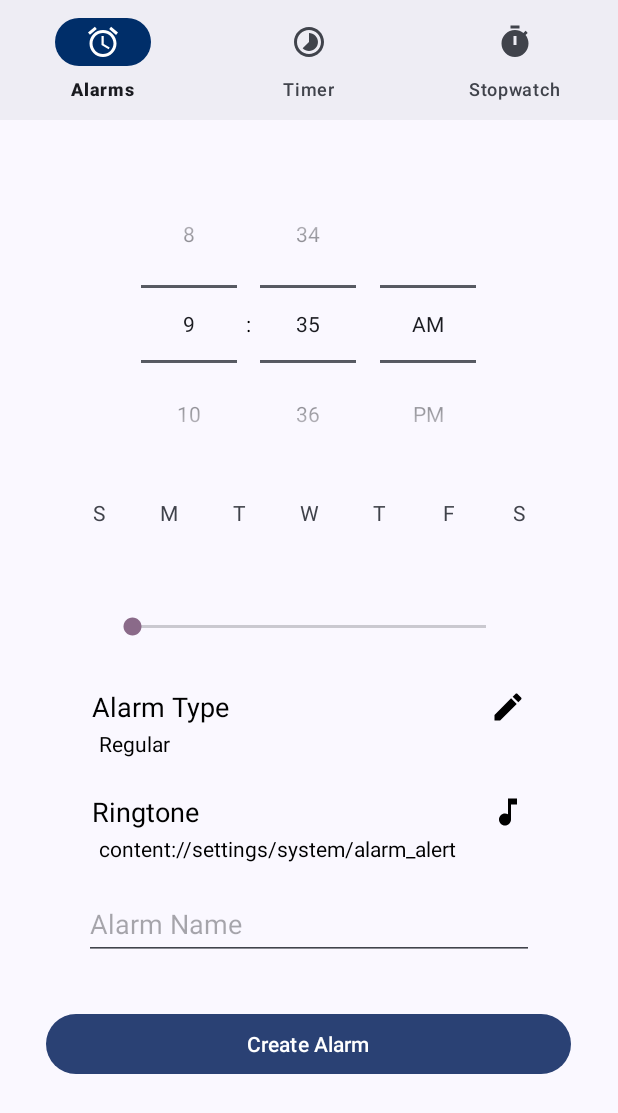
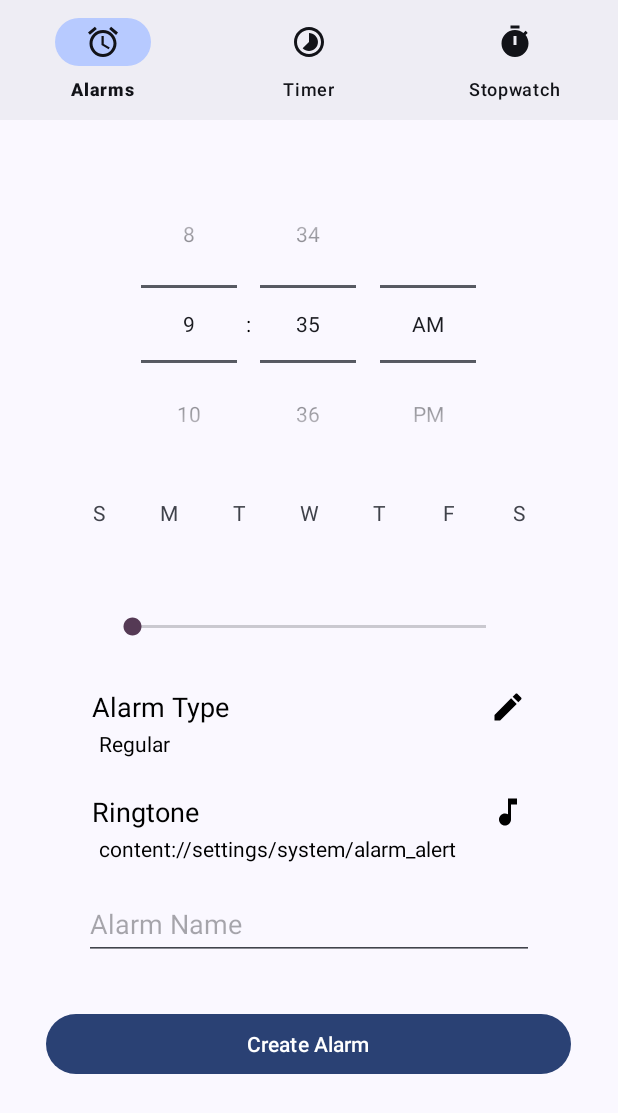
Before and after one commit to AlexF301/MyAlarm, an Android app: the screen it shows after launch (MainActivity), after a tap on "Add Alarm", on a phone screen of 412 x 824 dp. Shown: the top 1113 px of the screen. Run offline under Robolectric (Android 15) with nearby library versions, the phone set to English and light mode, and no system bars; our stand-ins replace Room's generated code.

Commit message:
Updated components to be have better color matching for dynamic color

```diff
--- a/app/src/main/java/com/android/myalarm/MainActivity.kt
+++ b/app/src/main/java/com/android/myalarm/MainActivity.kt
@@ -98,7 +98,6 @@ class MainActivity : AppCompatActivity() {
             }
 
             shouldShowRequestPermissionRationale(permission) -> {
-                Log.w("here", "here")
                 // In an educational UI, explain to the user why your app requires this
                 // permission for a specific feature to behave as expected, and what
                 // features are disabled if it's declined.
@@ -117,7 +116,6 @@ class MainActivity : AppCompatActivity() {
             }
 
             else -> {
-                Log.w("here", "here2")
                 // Directly ask for the permission.
                 // The registered ActivityResultCallback gets the result of this request.
                 requestPermissionLauncher.launch(permission)
--- a/app/src/main/res/drawable/button_selector_background.xml
+++ b/app/src/main/res/drawable/button_selector_background.xml
@@ -3,7 +3,7 @@
     android:color="@color/light_gray">
     <item android:id="@android:id/mask">
         <shape android:shape="oval">
-            <solid android:color="?attr/colorOnPrimaryContainer"/>
+            <solid android:color="?attr/colorPrimary"/>
         </shape>
     </item>
     <item>
--- a/app/src/main/res/drawable/day_selected_text_color.xml
+++ b/app/src/main/res/drawable/day_selected_text_color.xml
@@ -4,5 +4,5 @@
         android:color="?attr/colorOnSurfaceVariant"/>
 
     <item android:state_checked="true"
-        android:color="?attr/colorOnPrimaryContainer" />
+        android:color="?attr/colorPrimary" />
 </selector>
--- a/app/src/main/res/drawable/day_selector_background.xml
+++ b/app/src/main/res/drawable/day_selector_background.xml
@@ -3,5 +3,5 @@
     android:shape="oval">
     <stroke
         android:width="1dp"
-        android:color="?attr/colorOnPrimaryContainer"/>
+        android:color="?attr/colorPrimary"/>
 </shape>
--- a/app/src/main/res/layout/activity_main.xml
+++ b/app/src/main/res/layout/activity_main.xml
@@ -14,6 +14,8 @@
         android:layout_gravity="bottom"
         android:layout_weight="0"
         app:itemActiveIndicatorStyle="@style/App.Custom.Indicator"
+        app:itemTextColor="?attr/colorSurfaceInverse"
+        app:itemIconTint="?attr/colorSurfaceInverse"
         app:menu="@menu/bottom_app_bar" />
 
     <androidx.fragment.app.FragmentContainerView
--- a/app/src/main/res/layout/alarm_item.xml
+++ b/app/src/main/res/layout/alarm_item.xml
@@ -41,7 +41,7 @@
                 android:layout_marginEnd="15dp"
                 android:layout_weight="0"
                 android:textAlignment="textEnd"
-                android:textColor="?attr/colorTertiaryContainer"
+                android:textColor="?attr/colorPrimary"
                 android:textSize="15sp"
                 tools:text="Regular"/>
 
@@ -62,7 +62,7 @@
             android:layout_marginEnd="10dp"
             android:layout_marginBottom="10dp"
             android:fontFamily="sans-serif-light"
-            android:textColor="?attr/colorTertiaryContainer"
+            android:textColor="?attr/colorPrimary"
             android:textSize="13sp"
             android:textStyle="italic"
             tools:text="Monday, Tuesday" />
--- a/app/src/main/res/layout/fragment_alarm.xml
+++ b/app/src/main/res/layout/fragment_alarm.xml
@@ -39,7 +39,7 @@
                 android:id="@+id/volume"
                 android:layout_width="268dp"
                 android:layout_height="42dp"
-                android:thumbTint="?attr/colorTertiaryContainer"
+                android:thumbTint="?attr/colorTertiary"
                 android:layout_gravity="center_horizontal"
                 android:layout_marginTop="75sp" />
 
--- a/app/src/main/res/values/colors.xml
+++ b/app/src/main/res/values/colors.xml
@@ -11,20 +11,20 @@
     <color name="amber_700">#FFA000</color>
     <color name="indigo_50">#E8EAF6</color>
     <color name="light_beige">#F2F7F2ED</color>
-    <color name="medium_blue">#4D79EB</color>
+    <color name="medium_blue">#005AC2</color>
     <color name="gray">#474747</color>
     <color name="seed">#3785FF</color>
-    <color name="md_theme_light_primary">#005AC2</color>
+    <color name="md_theme_light_primary">#4D79EB</color>
     <color name="md_theme_light_primary_fixed_dim">#ADC6FF</color>
     <color name="md_theme_light_onPrimary">#FFFFFF</color>
     <color name="md_theme_light_primaryContainer">#D8E2FF</color>
     <color name="md_theme_light_onPrimaryContainer">#001A41</color>
     <color name="md_theme_light_secondary">#575E71</color>
     <color name="md_theme_light_onSecondary">#FFFFFF</color>
-    <color name="md_theme_light_secondaryContainer">#DBE2F9</color>
+    <color name="md_theme_light_secondaryContainer">#C6D2FA</color>
     <color name="md_theme_light_onSecondaryContainer">#141B2C</color>
     <color name="md_theme_light_secondaryFixedDim">#BFC6DC</color>
-    <color name="md_theme_light_tertiary">#815600</color>
+    <color name="md_theme_light_tertiary">#FFB92D</color>
     <color name="md_theme_light_onTertiary">#FFFFFF</color>
     <color name="md_theme_light_tertiaryContainer">#FFDDB1</color>
     <color name="md_theme_light_onTertiaryContainer">#291800</color>
@@ -33,7 +33,7 @@
     <color name="md_theme_light_errorContainer">#FFDAD6</color>
     <color name="md_theme_light_onErrorContainer">#410002</color>
     <color name="md_theme_light_outline">#74777F</color>
-    <color name="md_theme_light_background">#FEFBFF</color>
+    <color name="md_theme_light_background">#FBFCFF</color>
     <color name="md_theme_light_onBackground">#1B1B1F</color>
     <color name="md_theme_light_surface">#FAF8FD</color>
     <color name="md_theme_light_onSurface">#1B1B1F</color>
--- a/app/src/main/res/values/themes.xml
+++ b/app/src/main/res/values/themes.xml
@@ -11,7 +11,7 @@
         <item name="colorOnSecondaryContainer">@color/md_theme_light_secondaryFixedDim</item>
         <item name="colorTertiary">@color/md_theme_light_tertiary</item>
         <item name="colorOnTertiary">@color/md_theme_light_onTertiary</item>
-        <item name="colorTertiaryContainer">@color/md_theme_light_primary</item>
+        <item name="colorTertiaryContainer">@color/md_theme_light_tertiaryContainer</item>
         <item name="colorOnTertiaryContainer">@color/md_theme_light_onTertiaryContainer</item>
         <item name="colorError">@color/md_theme_light_error</item>
         <item name="colorOnError">@color/md_theme_light_onError</item>
@@ -61,6 +61,6 @@
     </style>
 
     <style name="App.Custom.Indicator" parent="Widget.Material3.BottomNavigationView.ActiveIndicator">
-        <item name="android:color">@color/md_theme_dark_onPrimary</item>
+        <item name="android:color">?attr/colorPrimaryInverse</item>
     </style>
 </resources>
```
